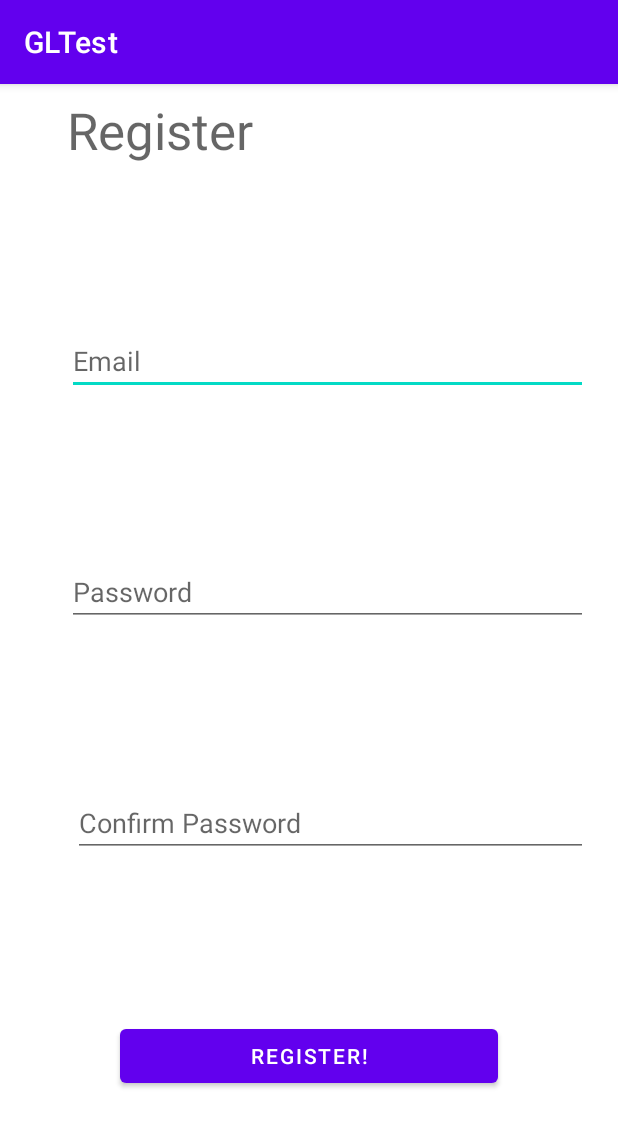
After one commit to RedSponge/YudBetAndroidProject, an Android app: the fragment AuthRegisterFragment shown on its own in the app's theme, on a phone screen of 412 x 824 dp. The commit adds this screen. Shown: the top 1127 px of the screen. Run offline under Robolectric (Android 15) with nearby library versions, the phone set to English and light mode, and no system bars.

Commit message:
Create auth layout and fragments

```diff
--- a/app/build.gradle
+++ b/app/build.gradle
@@ -38,4 +38,5 @@ dependencies {
     testImplementation 'junit:junit:4.+'
     androidTestImplementation 'androidx.test.ext:junit:1.1.2'
     androidTestImplementation 'androidx.test.espresso:espresso-core:3.3.0'
+    implementation "androidx.constraintlayout:constraintlayout:2.0.4"
 }
--- a/app/src/main/AndroidManifest.xml
+++ b/app/src/main/AndroidManifest.xml
@@ -10,8 +10,12 @@
         android:label="@string/app_name"
         android:roundIcon="@mipmap/ic_launcher_round"
         android:supportsRtl="true"
+        android:windowSoftInputMode="adjustResize"
         android:theme="@style/Theme.GLTest">
-        <activity android:name=".MainActivity" android:screenOrientation="landscape">
+        <activity
+            android:name=".MainActivity"
+            android:screenOrientation="landscape" />
+        <activity android:name=".auth.AuthActivity">
             <intent-filter>
                 <action android:name="android.intent.action.MAIN"/>
                 <category android:name="android.intent.category.LAUNCHER"/>
--- /dev/null
+++ b/app/src/main/java/com/redsponge/gltest/auth/AuthRegisterFragment.java
@@ -0,0 +1,27 @@
+package com.redsponge.gltest.auth;
+
+import android.os.Bundle;
+import android.view.LayoutInflater;
+import android.view.View;
+import android.view.ViewGroup;
+
+import androidx.annotation.NonNull;
+import androidx.annotation.Nullable;
+import androidx.fragment.app.Fragment;
+
+import com.redsponge.gltest.R;
+
+public class AuthRegisterFragment extends Fragment {
+
+    @Nullable
+    @Override
+    public View onCreateView(@NonNull LayoutInflater inflater, @Nullable ViewGroup container, @Nullable Bundle savedInstanceState) {
+        return inflater.inflate(R.layout.fragment_register, container, false);
+    }
+
+    @Override
+    public void onViewCreated(@NonNull View view, @Nullable Bundle savedInstanceState) {
+        super.onViewCreated(view, savedInstanceState);
+        // set stuff for view
+    }
+}
--- /dev/null
+++ b/app/src/main/res/layout/fragment_register.xml
@@ -0,0 +1,83 @@
+<?xml version="1.0" encoding="utf-8"?>
+<androidx.constraintlayout.widget.ConstraintLayout xmlns:android="http://schemas.android.com/apk/res/android"
+    xmlns:app="http://schemas.android.com/apk/res-auto"
+    xmlns:tools="http://schemas.android.com/tools"
+    android:layout_width="match_parent"
+    android:layout_height="match_parent">
+
+    <TextView
+        android:id="@+id/tvTitle"
+        android:layout_width="wrap_content"
+        android:layout_height="wrap_content"
+        android:layout_marginTop="8dp"
+        android:text="Register"
+        android:textAppearance="@style/TextAppearance.AppCompat.Display1"
+        android:textColor="@color/material_on_surface_emphasis_medium"
+        app:layout_constraintEnd_toStartOf="@+id/guideline6"
+        app:layout_constraintHorizontal_bias="0.1"
+        app:layout_constraintStart_toStartOf="@+id/guideline7"
+        app:layout_constraintTop_toTopOf="parent" />
+
+    <EditText
+        android:id="@+id/editTextTextEmailAddress3"
+        android:layout_width="0dp"
+        android:layout_height="wrap_content"
+        android:ems="10"
+        android:hint="Email"
+        android:inputType="textEmailAddress"
+        app:layout_constraintBottom_toTopOf="@+id/editTextTextPassword3"
+        app:layout_constraintEnd_toStartOf="@+id/guideline6"
+        app:layout_constraintStart_toStartOf="@+id/tvTitle"
+        app:layout_constraintTop_toBottomOf="@+id/tvTitle" />
+
+    <EditText
+        android:id="@+id/editTextTextPassword3"
+        android:layout_width="0dp"
+        android:layout_height="wrap_content"
+        android:ems="10"
+        android:fontFamily="sans-serif"
+        android:hint="Password"
+        android:inputType="textPassword"
+        app:layout_constraintBottom_toTopOf="@+id/editTextTextPassword4"
+        app:layout_constraintEnd_toStartOf="@+id/guideline6"
+        app:layout_constraintStart_toStartOf="@+id/tvTitle"
+        app:layout_constraintTop_toBottomOf="@+id/editTextTextEmailAddress3" />
+
+    <EditText
+        android:id="@+id/editTextTextPassword4"
+        android:layout_width="0dp"
+        android:layout_height="wrap_content"
+        android:layout_marginStart="4dp"
+        android:ems="10"
+        android:fontFamily="sans-serif"
+        android:hint="Confirm Password"
+        android:inputType="textPassword"
+        app:layout_constraintBottom_toTopOf="@+id/btnLogin3"
+        app:layout_constraintEnd_toStartOf="@+id/guideline6"
+        app:layout_constraintStart_toStartOf="@+id/tvTitle"
+        app:layout_constraintTop_toBottomOf="@+id/editTextTextPassword3" />
+
+    <Button
+        android:id="@+id/btnLogin3"
+        android:layout_width="252dp"
+        android:layout_height="48dp"
+        android:layout_marginBottom="96dp"
+        android:text="Register!"
+        app:layout_constraintBottom_toBottomOf="parent"
+        app:layout_constraintEnd_toStartOf="@+id/guideline6"
+        app:layout_constraintStart_toStartOf="@+id/guideline7" />
+
+    <androidx.constraintlayout.widget.Guideline
+        android:id="@+id/guideline6"
+        android:layout_width="wrap_content"
+        android:layout_height="wrap_content"
+        android:orientation="vertical"
+        app:layout_constraintGuide_end="20dp" />
+
+    <androidx.constraintlayout.widget.Guideline
+        android:id="@+id/guideline7"
+        android:layout_width="wrap_content"
+        android:layout_height="wrap_content"
+        android:orientation="vertical"
+        app:layout_constraintGuide_begin="20dp" />
+</androidx.constraintlayout.widget.ConstraintLayout>
--- a/app/src/main/res/values/strings.xml
+++ b/app/src/main/res/values/strings.xml
@@ -1,3 +1,6 @@
 <resources>
     <string name="app_name">GLTest</string>
+    <string name="app_title">Deck Of Cards</string>
+
+    <string name="register_instead">Don\'t have an account?</string>
 </resources>
```
Also changed, not shown: app/src/main/java/com/redsponge/gltest/auth/AuthActivity.java (added, +46 -0 lines), app/src/main/java/com/redsponge/gltest/auth/AuthLoginFragment.java (added, +27 -0 lines), app/src/main/java/com/redsponge/gltest/auth/AuthOption.java (added, +40 -0 lines), app/src/main/java/com/redsponge/gltest/auth/AuthPagerAdapter.java (added, +34 -0 lines), app/src/main/res/layout/activity_auth.xml (added, +112 -0 lines), app/src/main/res/layout/epic_activity.xml (deleted, +0 -10 lines), app/src/main/res/layout/fragment_login.xml (added, +75 -0 lines), app/src/main/res/layout/friend_item.xml (deleted, +0 -20 lines), app/src/main/res/font/atomic_age.ttf (added).
